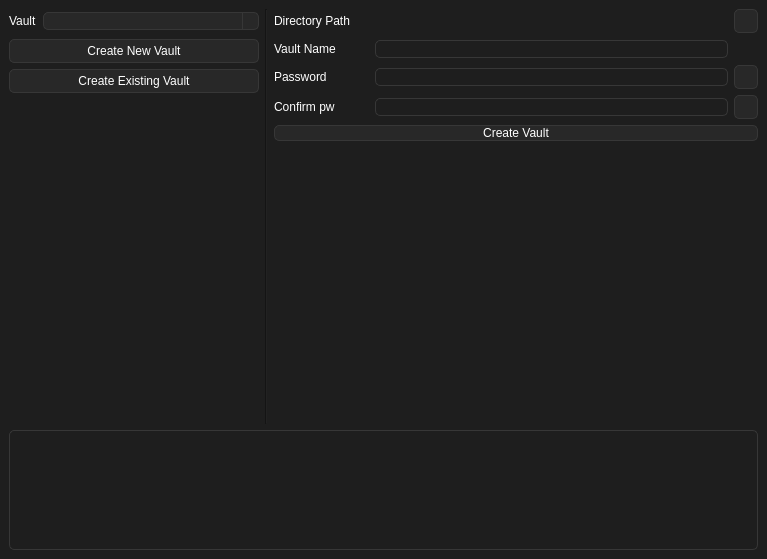
Qt form ui/mainwindow.ui (Nothing031/Vault) before a commit.
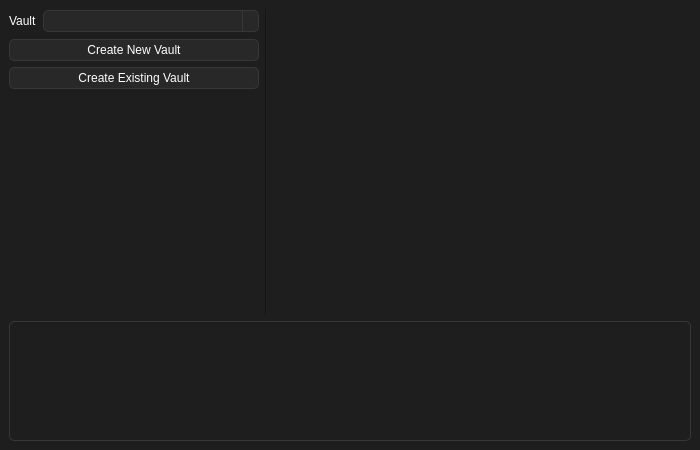
The same form after that commit. The open tabs and pages were chosen to show the change. Icons and pictures are not drawn.

Patch:
```diff
--- a/ui/mainwindow.ui
+++ b/ui/mainwindow.ui
@@ -6,8 +6,8 @@
    <rect>
     <x>0</x>
     <y>0</y>
-    <width>767</width>
-    <height>559</height>
+    <width>700</width>
+    <height>450</height>
    </rect>
   </property>
   <property name="minimumSize">
@@ -159,7 +159,20 @@
          </widget>
         </item>
         <item>
-         <widget class="QComboBox" name="vault_select_comboBox"/>
+         <widget class="QComboBox" name="vault_select_comboBox">
+          <property name="minimumSize">
+           <size>
+            <width>0</width>
+            <height>22</height>
+           </size>
+          </property>
+          <property name="maximumSize">
+           <size>
+            <width>16777215</width>
+            <height>22</height>
+           </size>
+          </property>
+         </widget>
         </item>
        </layout>
       </item>
@@ -168,13 +181,13 @@
         <property name="minimumSize">
          <size>
           <width>0</width>
-          <height>24</height>
+          <height>22</height>
          </size>
         </property>
         <property name="maximumSize">
          <size>
           <width>16777215</width>
-          <height>24</height>
+          <height>22</height>
          </size>
         </property>
         <property name="text">
@@ -187,13 +200,13 @@
         <property name="minimumSize">
          <size>
           <width>250</width>
-          <height>24</height>
+          <height>22</height>
          </size>
         </property>
         <property name="maximumSize">
          <size>
           <width>16777215</width>
-          <height>24</height>
+          <height>22</height>
          </size>
         </property>
         <property name="text">
@@ -257,369 +270,6 @@
       <property name="currentIndex">
        <number>0</number>
       </property>
-      <widget class="QWidget" name="page">
-       <layout class="QGridLayout" name="gridLayout_6">
-        <item row="0" column="0">
-         <widget class="QLabel" name="label">
-          <property name="styleSheet">
-           <string notr="true">font: 30pt;</string>
-          </property>
-          <property name="text">
-           <string>Hello,</string>
-          </property>
-          <property name="alignment">
-           <set>Qt::AlignmentFlag::AlignBottom|Qt::AlignmentFlag::AlignHCenter</set>
-          </property>
-         </widget>
-        </item>
-        <item row="1" column="0">
-         <widget class="QLabel" name="label_2">
-          <property name="font">
-           <font>
-            <family>Noto Sans</family>
-            <pointsize>30</pointsize>
-            <italic>false</italic>
-            <bold>false</bold>
-           </font>
-          </property>
-          <property name="styleSheet">
-           <string notr="true">font: 30pt;</string>
-          </property>
-          <property name="text">
-           <string>World!</string>
-          </property>
-          <property name="alignment">
-           <set>Qt::AlignmentFlag::AlignHCenter|Qt::AlignmentFlag::AlignTop</set>
-          </property>
-         </widget>
-        </item>
-       </layout>
-      </widget>
-      <widget class="QWidget" name="page_newVault">
-       <layout class="QGridLayout" name="gridLayout_5">
-        <property name="leftMargin">
-         <number>0</number>
-        </property>
-        <property name="topMargin">
-         <number>0</number>
-        </property>
-        <property name="rightMargin">
-         <number>0</number>
-        </property>
-        <property name="bottomMargin">
-         <number>0</number>
-        </property>
-        <item row="0" column="0">
-         <layout class="QGridLayout" name="gridLayout_4">
-          <item row="6" column="0">
-           <layout class="QHBoxLayout" name="horizontalLayout_8">
-            <item>
-             <widget class="QLabel" name="vault_new_password_label">
-              <property name="sizePolicy">
-               <sizepolicy hsizetype="Fixed" vsizetype="Fixed">
-                <horstretch>0</horstretch>
-                <verstretch>0</verstretch>
-               </sizepolicy>
-              </property>
-              <property name="minimumSize">
-               <size>
-                <width>95</width>
-                <height>0</height>
-               </size>
-              </property>
-              <property name="maximumSize">
-               <size>
-                <width>95</width>
-                <height>16777215</height>
-               </size>
-              </property>
-              <property name="text">
-               <string>Password</string>
-              </property>
-             </widget>
-            </item>
-            <item>
-             <widget class="QLineEdit" name="vault_new_password_lineEdit">
-              <property name="echoMode">
-               <enum>QLineEdit::EchoMode::Password</enum>
-              </property>
-             </widget>
-            </item>
-            <item>
-             <widget class="QPushButton" name="vault_new_password_visible_button">
-              <property name="sizePolicy">
-               <sizepolicy hsizetype="Fixed" vsizetype="Fixed">
-                <horstretch>0</horstretch>
-                <verstretch>0</verstretch>
-               </sizepolicy>
-              </property>
-              <property name="minimumSize">
-               <size>
-                <width>24</width>
-                <height>24</height>
-               </size>
-              </property>
-              <property name="maximumSize">
-               <size>
-                <width>24</width>
-                <height>24</height>
-               </size>
-              </property>
-              <property name="styleSheet">
-               <string notr="true">QPushButton::pressed{
-	background-color: rgb(40, 40, 40);
-}</string>
-              </property>
-              <property name="text">
-               <string/>
-              </property>
-              <property name="icon">
-               <iconset resource="../asset/resource.qrc">
-                <normaloff>:/icons/visibility_off.png</normaloff>
-                <normalon>:/icons/visibility_on.png</normalon>:/icons/visibility_off.png</iconset>
-              </property>
-              <property name="checkable">
-               <bool>true</bool>
-              </property>
-              <property name="checked">
-               <bool>false</bool>
-              </property>
-             </widget>
-            </item>
-           </layout>
-          </item>
-          <item row="9" column="0">
-           <spacer name="verticalSpacer">
-            <property name="orientation">
-             <enum>Qt::Orientation::Vertical</enum>
-            </property>
-            <property name="sizeHint" stdset="0">
-             <size>
-              <width>20</width>
-              <height>40</height>
-             </size>
-            </property>
-           </spacer>
-          </item>
-          <item row="0" column="0">
-           <layout class="QHBoxLayout" name="horizontalLayout_3">
-            <item>
-             <widget class="QLabel" name="vault_new_label">
-              <property name="sizePolicy">
-               <sizepolicy hsizetype="Fixed" vsizetype="Fixed">
-                <horstretch>0</horstretch>
-                <verstretch>0</verstretch>
-               </sizepolicy>
-              </property>
-              <property name="minimumSize">
-               <size>
-                <width>100</width>
-                <height>0</height>
-               </size>
-              </property>
-              <property name="maximumSize">
-               <size>
-                <width>100</width>
-                <height>16777215</height>
-               </size>
-              </property>
-              <property name="text">
-               <string>Directory Path</string>
-              </property>
-             </widget>
-            </item>
-            <item>
-             <widget class="QLabel" name="vault_new_path_label">
-              <property name="mouseTracking">
-               <bool>true</bool>
-              </property>
-              <property name="toolTipDuration">
-               <number>10000</number>
-              </property>
-              <property name="text">
-               <string/>
-              </property>
-              <property name="textFormat">
-               <enum>Qt::TextFormat::PlainText</enum>
-              </property>
-              <property name="scaledContents">
-               <bool>false</bool>
-              </property>
-              <property name="wordWrap">
-               <bool>false</bool>
-              </property>
-              <property name="textInteractionFlags">
-               <set>Qt::TextInteractionFlag::TextSelectableByMouse</set>
-              </property>
-             </widget>
-            </item>
-            <item>
-             <widget class="QPushButton" name="vault_new_openFolder_button">
-              <property name="sizePolicy">
-               <sizepolicy hsizetype="Fixed" vsizetype="Fixed">
-                <horstretch>0</horstretch>
-                <verstretch>0</verstretch>
-               </sizepolicy>
-              </property>
-              <property name="minimumSize">
-               <size>
-                <width>24</width>
-                <height>24</height>
-               </size>
-              </property>
-              <property name="maximumSize">
-               <size>
-                <width>24</width>
-                <height>24</height>
-               </size>
-              </property>
-              <property name="text">
-               <string/>
-              </property>
-              <property name="icon">
-               <iconset resource="../asset/resource.qrc">
-                <normaloff>:/icons/folder_open.png</normaloff>:/icons/folder_open.png</iconset>
-              </property>
-             </widget>
-            </item>
-           </layout>
-          </item>
-          <item row="2" column="0">
-           <layout class="QHBoxLayout" name="horizontalLayout_4">
-            <item>
-             <widget class="QLabel" name="vault_new_name_label">
-              <property name="sizePolicy">
-               <sizepolicy hsizetype="Fixed" vsizetype="Fixed">
-                <horstretch>0</horstretch>
-                <verstretch>0</verstretch>
-               </sizepolicy>
-              </property>
-              <property name="minimumSize">
-               <size>
-                <width>95</width>
-                <height>0</height>
-               </size>
-              </property>
-              <property name="maximumSize">
-               <size>
-                <width>95</width>
-                <height>16777215</height>
-               </size>
-              </property>
-              <property name="text">
-               <string>Vault Name</string>
-              </property>
-             </widget>
-            </item>
-            <item>
-             <widget class="QLineEdit" name="vault_new_name_lineEdit"/>
-            </item>
-            <item>
-             <spacer name="horizontalSpacer">
-              <property name="orientation">
-               <enum>Qt::Orientation::Horizontal</enum>
-              </property>
-              <property name="sizeType">
-               <enum>QSizePolicy::Policy::Fixed</enum>
-              </property>
-              <property name="sizeHint" stdset="0">
-               <size>
-                <width>30</width>
-                <height>20</height>
-               </size>
-              </property>
-             </spacer>
-            </item>
-           </layout>
-          </item>
-          <item row="7" column="0">
-           <layout class="QHBoxLayout" name="horizontalLayout_9">
-            <item>
-             <widget class="QLabel" name="vault_new_password_confirm_label">
-              <property name="sizePolicy">
-               <sizepolicy hsizetype="Fixed" vsizetype="Fixed">
-                <horstretch>0</horstretch>
-                <verstretch>0</verstretch>
-               </sizepolicy>
-              </property>
-              <property name="minimumSize">
-               <size>
-                <width>95</width>
-                <height>0</height>
-               </size>
-              </property>
-              <property name="maximumSize">
-               <size>
-                <width>95</width>
-                <height>16777215</height>
-               </size>
-              </property>
-              <property name="text">
-               <string>Confirm pw</string>
-              </property>
-             </widget>
-            </item>
-            <item>
-             <widget class="QLineEdit" name="vault_new_password_confirm_lineEdit">
-              <property name="echoMode">
-               <enum>QLineEdit::EchoMode::Password</enum>
-              </property>
-             </widget>
-            </item>
-            <item>
-             <widget class="QPushButton" name="vault_new_password_confirm_visible_button">
-              <property name="sizePolicy">
-               <sizepolicy hsizetype="Fixed" vsizetype="Fixed">
-                <horstretch>0</horstretch>
-                <verstretch>0</verstretch>
-               </sizepolicy>
-              </property>
-              <property name="minimumSize">
-               <size>
-                <width>24</width>
-                <height>24</height>
-               </size>
-              </property>
-              <property name="maximumSize">
-               <size>
-                <width>24</width>
-                <height>24</height>
-               </size>
-              </property>
-              <property name="styleSheet">
-               <string notr="true">QPushButton::pressed{
-	background-color: rgb(40, 40, 40);
-}</string>
-              </property>
-              <property name="text">
-               <string/>
-              </property>
-              <property name="icon">
-               <iconset resource="../asset/resource.qrc">
-                <normaloff>:/icons/visibility_off.png</normaloff>
-                <normalon>:/icons/visibility_on.png</normalon>:/icons/visibility_off.png</iconset>
-              </property>
-              <property name="checkable">
-               <bool>true</bool>
-              </property>
-              <property name="checked">
-               <bool>false</bool>
-              </property>
-             </widget>
-            </item>
-           </layout>
-          </item>
-          <item row="8" column="0">
-           <widget class="QPushButton" name="vault_new_createVault_button">
-            <property name="text">
-             <string>Create Vault</string>
-            </property>
-           </widget>
-          </item>
-         </layout>
-        </item>
-       </layout>
-      </widget>
      </widget>
     </item>
    </layout>
```
Left out of the diff: 6 changed lines with no effect on the pictures.
